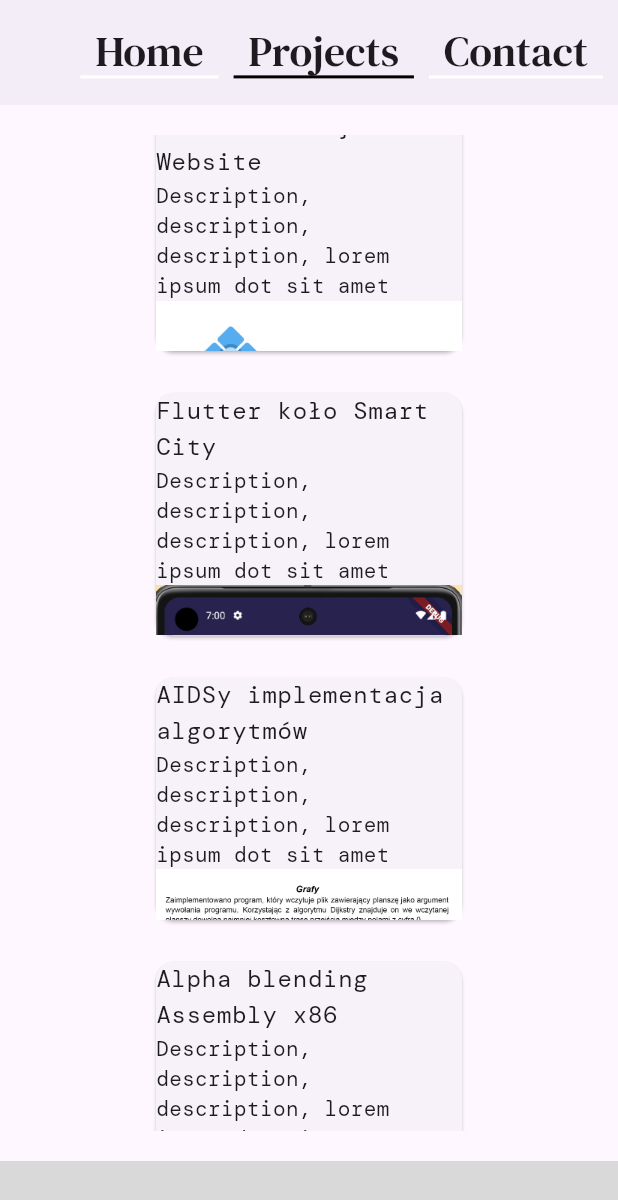
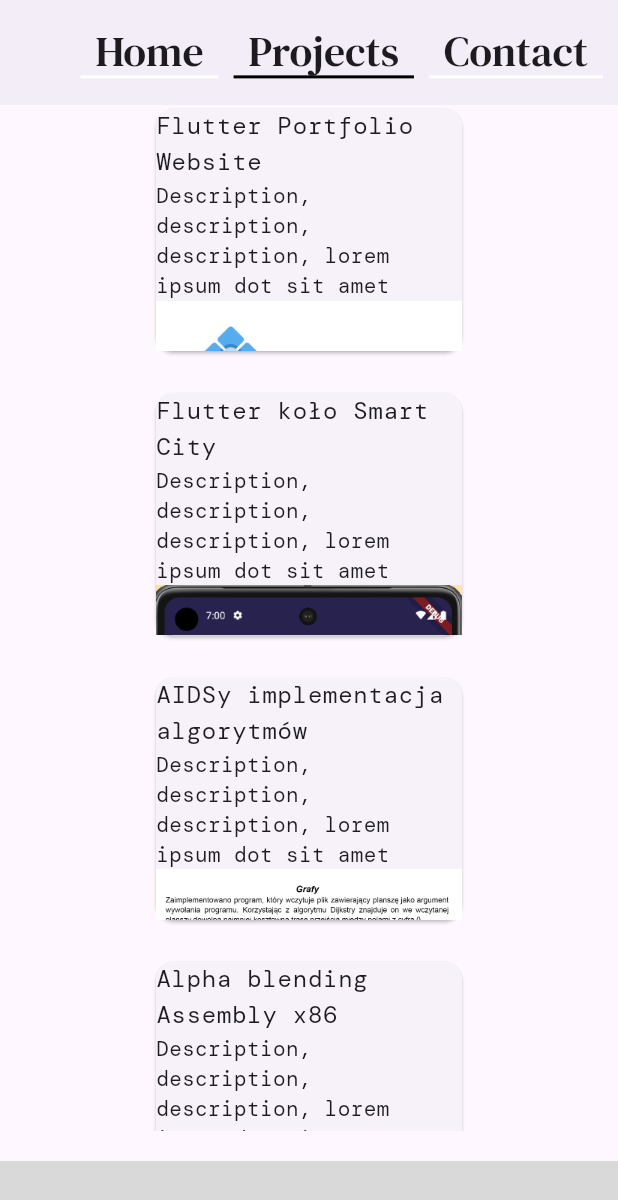
Before and after one commit to angost/Portfolio-Website, a Flutter app: the ProjectsPage screen opened directly, scrolled down 1728 dp, on a phone screen of 412 x 824 dp. Shown: the top 1200 px of the screen. Run offline on Flutter 3.47's test engine with Material 3 defaults, Android fonts, the phone set to English and light mode, and no system bars; drawn by our look-alikes of flip_card; project files that could hold a hidden picture were left out.

Commit message:
Fixed appbar space being to large when scrolling projects

```diff
--- a/lib/projectsPage.dart
+++ b/lib/projectsPage.dart
@@ -121,14 +121,11 @@ class _ProjectsPageState extends State<ProjectsPage> {
       body: Center(
           child: Column(
         children: <Widget>[
-          SizedBox(
-            height: 20,
-          ),
           Flexible(
             child: GridView.extent(
               maxCrossAxisExtent: 300,
               childAspectRatio: (5 / 4),
-              padding: EdgeInsets.only(left: 100, right: 100),
+              padding: EdgeInsets.only(top: 20, left: 100, right: 100),
               mainAxisSpacing: 20,
               crossAxisSpacing: 40,
               children: List.generate(16, (index) {
```
